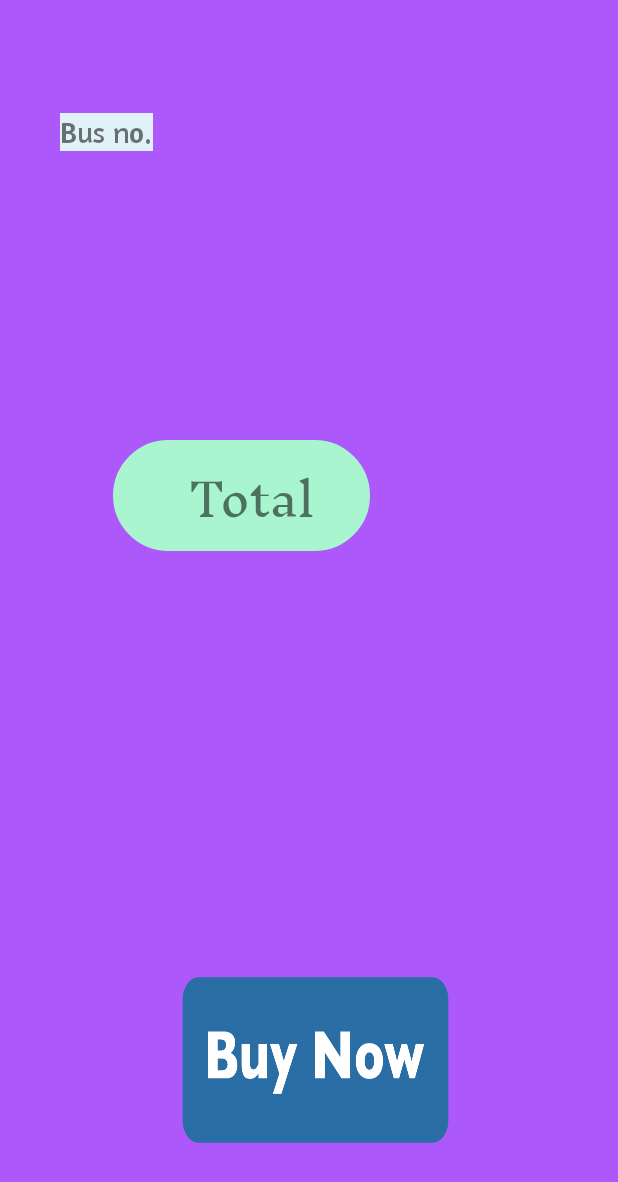
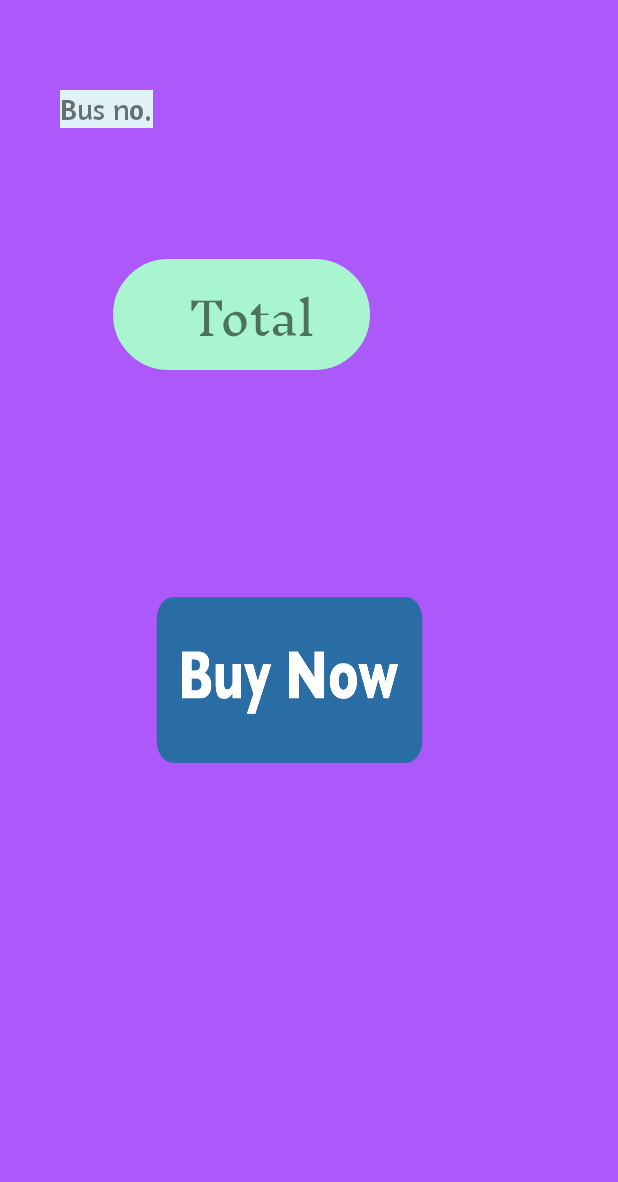
Before and after one commit to anubhav11march/BusLo, an Android app: the layout activity_ticket.xml on its own in the app's theme, with its tools: preview values and no code run, on a phone screen of 412 x 824 dp. Shown: the top 1182 px of the screen. Run offline under Robolectric (Android 15) with nearby library versions, the phone set to English and light mode, and no system bars; Roboto replaces fonts that are not available here.

Commit message:
:sparkles: Minor changes

```diff
--- a/app/src/main/java/com/example/buslo/MainActivity.java
+++ b/app/src/main/java/com/example/buslo/MainActivity.java
@@ -39,10 +39,11 @@ public class MainActivity extends AppCompatActivity {
             public void onComplete(@NonNull Task<AuthResult> task) {
                 if(task.isSuccessful()){
                     Toast.makeText(getApplicationContext(), "Signed in as: " + mAuth.getCurrentUser().getEmail(), Toast.LENGTH_SHORT).show();
-                    finish();}
+                    finish();
+                    startActivity(new Intent(MainActivity.this, Home.class));}
                 else
                     Toast.makeText(getApplicationContext(), "Signed in failed", Toast.LENGTH_SHORT).show();
-                startActivity(new Intent(MainActivity.this, Home.class));
+
             }
         });
     }
--- a/app/src/main/res/layout/activity_ticket.xml
+++ b/app/src/main/res/layout/activity_ticket.xml
@@ -12,15 +12,13 @@
         android:id="@+id/buyyyy"
         android:layout_width="179dp"
         android:layout_height="113dp"
-        android:layout_marginBottom="45dp"
+        android:layout_marginStart="80dp"
 
+        android:layout_marginTop="150dp"
         android:layout_marginEnd="30dp"
-        android:layout_marginStart="80dp"
-        android:layout_marginTop="20dp"
         android:background="@drawable/buy"
-        app:layout_constraintBottom_toBottomOf="parent"
         app:layout_constraintEnd_toEndOf="parent"
-        app:layout_constraintHorizontal_bias="0.331"
+        app:layout_constraintHorizontal_bias="0.188"
         app:layout_constraintStart_toStartOf="parent"
         app:layout_constraintTop_toBottomOf="@+id/fare" />
 
@@ -45,21 +43,19 @@
         android:id="@+id/fare"
         android:layout_width="171dp"
         android:layout_height="74dp"
+        android:layout_marginStart="75dp"
+        android:layout_marginEnd="150dp"
         android:layout_marginBottom="247dp"
-        android:layout_marginEnd="150dp"
-        android:layout_marginStart="75dp"
-        android:layout_marginTop="75dp"
         android:background="@drawable/dess"
         android:fontFamily="@font/inknut_antiqua_light"
+        android:paddingStart="50dp"
         android:paddingEnd="15dp"
-        android:paddingStart="50dp"
         android:text="Total Fare: "
         android:textSize="30sp"
         app:layout_constraintBottom_toTopOf="@+id/buyyyy"
         app:layout_constraintEnd_toEndOf="parent"
         app:layout_constraintHorizontal_bias="0.0"
-        app:layout_constraintStart_toStartOf="parent"
-        app:layout_constraintTop_toBottomOf="@+id/route" />
+        app:layout_constraintStart_toStartOf="parent" />
 
     <TextView
         android:id="@+id/busno"
```
